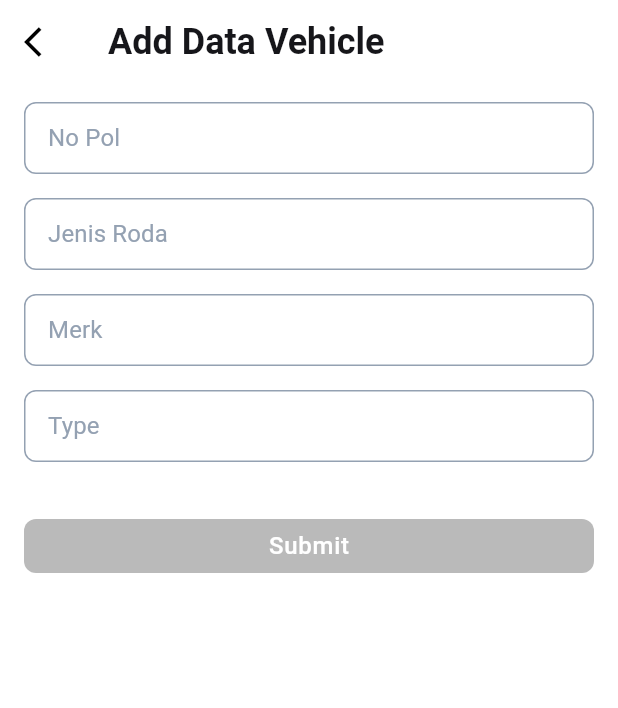
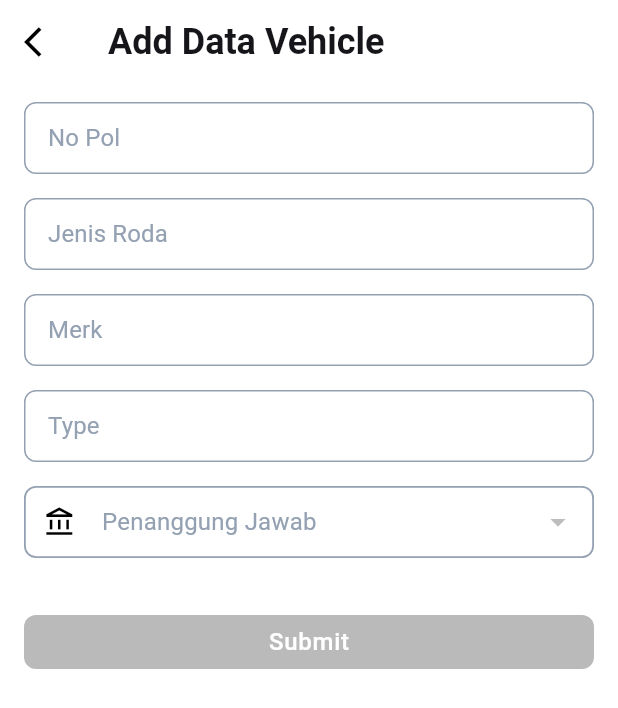
Before and after one commit to mbieb/bpad-app, a Flutter app: the VehicleBodyPage screen opened directly, after a tap on "Add Data", on a phone screen of 412 x 824 dp. Shown: the top 708 px of the screen. Run offline on Flutter 3.47's test engine with Material 3 defaults, Android fonts, the phone set to English and light mode, and no system bars; our stand-ins replace bloc, cached_network_image, cloud_firestore, connectivity_plus, dartz, dio and 15 more; missing offline and left inert: image_picker_platform_interface; accounts and stored records are empty; Roboto replaces fonts that are missing (Poppins).

Commit message:
feat: add validation submit vehicle

```diff
--- a/lib/app/application/vehicle/vehicle_bloc.dart
+++ b/lib/app/application/vehicle/vehicle_bloc.dart
@@ -1,6 +1,7 @@
 import 'dart:async';
 
 import 'package:bloc/bloc.dart';
+import 'package:bpad_app/app/domain/dropdown_text/dropdown_text.dart';
 import 'package:bpad_app/app/domain/failures/failures.dart';
 import 'package:bpad_app/app/domain/vehicle/i_vehicle_repository.dart';
 import 'package:bpad_app/app/domain/vehicle/vehicle.dart';
@@ -58,6 +59,32 @@ class VehicleBloc extends Bloc<VehicleEvent, VehicleState> {
           ));
         });
       },
+      getData: (event) async {
+        emit(state.loading);
+        final failureOrUser = await _vehicleRepository.getListEmployee();
+        final failureOrVehicle = await _vehicleRepository.getListVehicle();
+
+        List<Vehicle> listVehicle = [];
+        failureOrVehicle.fold((val) {}, (val) {
+          listVehicle = val;
+        });
+        failureOrUser.fold((val) {}, (val) {
+          List<DropdownText> listEmployee = [];
+          List<String> vehicleEmployeeId = [];
+          for (var e in listVehicle) {
+            vehicleEmployeeId.add(e.employeeId ?? '');
+          }
+          for (var e in val) {
+            if (!vehicleEmployeeId.contains(e.id)) {
+              listEmployee.add(e);
+            }
+          }
+
+          emit(state.unmodified.copyWith(
+            employeeListOption: some(listEmployee),
+          ));
+        });
+      },
       noChanged: (event) {
         emit(
           state.unmodified.copyWith.form(
@@ -86,6 +113,13 @@ class VehicleBloc extends Bloc<VehicleEvent, VehicleState> {
           ),
         );
       },
+      employeeChanged: (event) {
+        emit(
+          state.unmodified.copyWith.form(
+            employee: some(event.employee),
+          ),
+        );
+      },
       submit: (event) async {
         emit(state.loading);
         Option<Either<AppFailure, VehicleSuccess>> failureOrSuccessOption = none();
--- a/lib/app/application/vehicle/vehicle_event.dart
+++ b/lib/app/application/vehicle/vehicle_event.dart
@@ -3,10 +3,12 @@ part of 'vehicle_bloc.dart';
 @freezed
 class VehicleEvent with _$VehicleEvent {
   const factory VehicleEvent.started() = _Started;
+  const factory VehicleEvent.getData() = _GetData;
   const factory VehicleEvent.noChanged(String no) = _NoChanged;
   const factory VehicleEvent.kindChanged(String kind) = _KindChanged;
   const factory VehicleEvent.brandChanged(String brand) = _BrandChanged;
   const factory VehicleEvent.typeChanged(String type) = _TypeChanged;
+  const factory VehicleEvent.employeeChanged(DropdownText employee) = _EmployeeChanged;
   const factory VehicleEvent.submit() = _Submit;
   const factory VehicleEvent.deleteVehicle(String id) = _Delete;
 }
--- a/lib/app/application/vehicle/vehicle_state.dart
+++ b/lib/app/application/vehicle/vehicle_state.dart
@@ -8,6 +8,7 @@ class VehicleState with _$VehicleState {
     required bool isLoading,
     required VehicleForm form,
     required Option<Either<AppFailure, VehicleSuccess>> failureOrSuccessOption,
+    required Option<List<DropdownText>> employeeListOption,
   }) = _VehicleState;
 
   factory VehicleState.init() => VehicleState(
@@ -15,6 +16,7 @@ class VehicleState with _$VehicleState {
         isLoading: false,
         form: VehicleForm.init(),
         failureOrSuccessOption: none(),
+        employeeListOption: none(),
       );
 
   VehicleState get unmodified => copyWith(
@@ -30,13 +32,13 @@ class VehicleState with _$VehicleState {
 
   bool get enableButton => form.isValid;
 
-  //  List<DropdownText> get instansiList => instansiListOption.fold(
-  //       () => [],
-  //       (list) => list,
-  //     );
+  List<DropdownText> get employeeList => employeeListOption.fold(
+        () => [],
+        (list) => list,
+      );
 
-  // DropdownText? get instansiFormValue => form.instansi.fold(
-  //       () => null,
-  //       (val) => val,
-  //     );
+  DropdownText? get employeeFormValue => form.employee.fold(
+        () => null,
+        (val) => val,
+      );
 }
--- a/lib/app/infrastructure/vehicle/vehicle_repository.dart
+++ b/lib/app/infrastructure/vehicle/vehicle_repository.dart
@@ -4,6 +4,7 @@ import 'package:bpad_app/app/domain/vehicle/i_vehicle_repository.dart';
 import 'package:bpad_app/app/domain/vehicle/vehicle.dart';
 import 'package:bpad_app/app/domain/vehicle/vehicle_form/vehicle_form.dart';
 import 'package:bpad_app/app/domain/vehicle/vehicle_success/vehicle_succeess.dart';
+import 'package:bpad_app/app/infrastructure/employee/employee_remote_data_source.dart';
 import 'package:bpad_app/app/infrastructure/exception/exception.dart';
 import 'package:bpad_app/app/infrastructure/vehicle/vehicle_remote_data_source.dart';
 import 'package:dartz/dartz.dart';
@@ -12,8 +13,12 @@ import 'package:injectable/injectable.dart';
 @LazySingleton(as: IVehicleRepository)
 class VehicleRepository implements IVehicleRepository {
   final VehicleRemoteDataSource _vehicleRemoteDataSource;
+  final EmployeeRemoteDataSource _employeeRemoteDataSource;
 
-  VehicleRepository(this._vehicleRemoteDataSource);
+  VehicleRepository(
+    this._vehicleRemoteDataSource,
+    this._employeeRemoteDataSource,
+  );
   @override
   Future<Either<AppFailure, VehicleSuccess>> deleteVehicle(String id) async {
     // TODO: implement deleteVehicle
@@ -22,8 +27,19 @@ class VehicleRepository implements IVehicleRepository {
 
   @override
   Future<Either<AppFailure, List<DropdownText>>> getListEmployee() async {
-    // TODO: implement getListEmployee
-    throw UnimplementedError();
+    try {
+      var data = await _employeeRemoteDataSource.getEmployees();
+      return right(
+        data
+            .map((e) => DropdownText(
+                  id: e.id ?? '',
+                  text: e.name ?? '',
+                ))
+            .toList(),
+      );
+    } catch (e, stack) {
+      return left(dynamicErrorToFailure(e, stack));
+    }
   }
 
   @override
--- a/lib/app/presentation/pages/vehicle/submit_vehicle_page.dart
+++ b/lib/app/presentation/pages/vehicle/submit_vehicle_page.dart
@@ -1,4 +1,3 @@
-import 'package:bpad_app/app/application/employee/employee_bloc.dart';
 import 'package:bpad_app/app/application/vehicle/vehicle_bloc.dart';
 import 'package:bpad_app/app/presentation/constants/dimens.dart';
 import 'package:bpad_app/app/presentation/constants/text_style.dart';
@@ -26,7 +25,7 @@ class SubmitVehiclePage extends StatelessWidget {
   @override
   Widget build(BuildContext context) {
     return BlocProvider(
-      create: (context) => getIt<VehicleBloc>(),
+      create: (context) => getIt<VehicleBloc>()..add(const VehicleEvent.getData()),
       child: SubmitVehicleBodyPage(
         id: id,
       ),
@@ -140,6 +139,16 @@ class SubmitVehicleBodyPage extends StatelessWidget {
                   FilteringTextInputFormatter.singleLineFormatter,
                 ],
               ),
+              PrimaryDropdownField(
+                hintText: 'Penanggung Jawab',
+                icon: const Icon(
+                  Icons.account_balance_outlined,
+                  size: 22,
+                ),
+                value: state.employeeFormValue,
+                items: state.employeeList,
+                onChanged: (val) => bloc.add(VehicleEvent.employeeChanged(val!)),
+              ),
               // PrimaryTextField(
               //   onChanged: (val) => bloc.add(VehicleEvent.salaryChanged(val)),
               //   keyboardType: TextInputType.text,
```
Also changed, not shown: lib/app/infrastructure/vehicle/vehicle_remote_data_source.dart (+6 -2 lines), lib/app/presentation/pages/vehicle/vehicle_page.dart (+9 -4 lines), lib/app/application/vehicle/vehicle_bloc.freezed.dart, lib/config/injection.config.dart.
